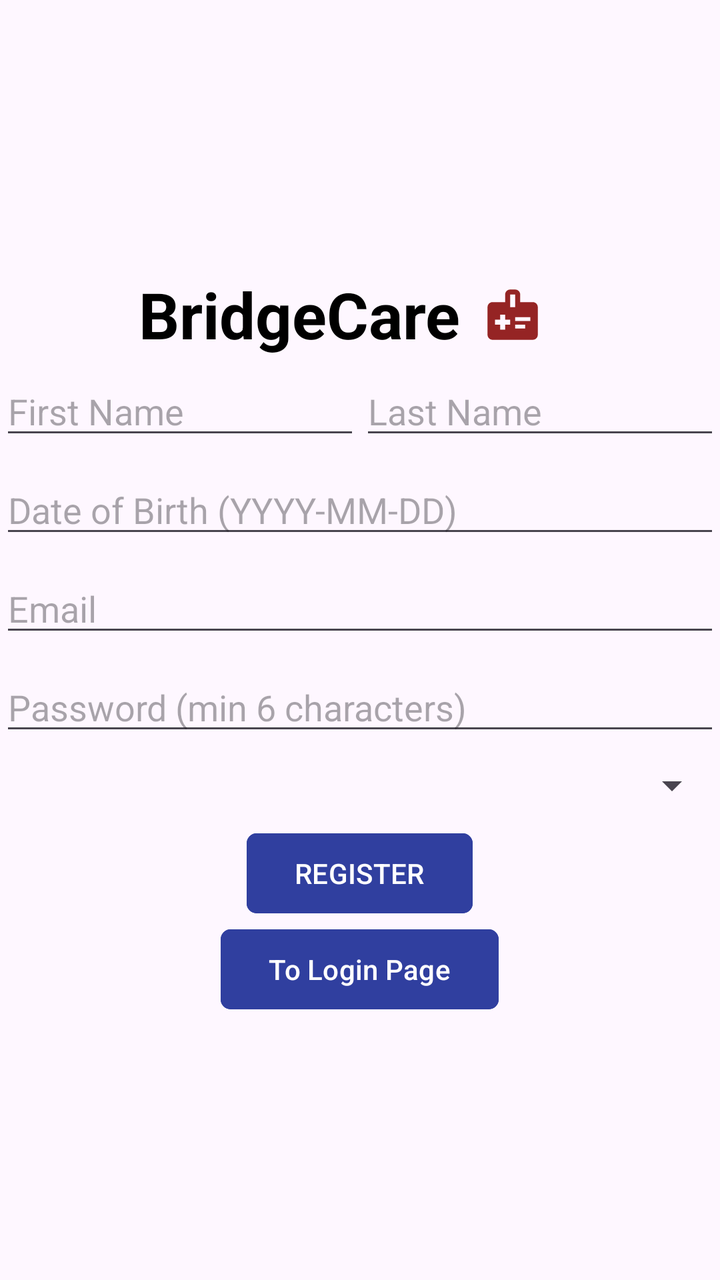
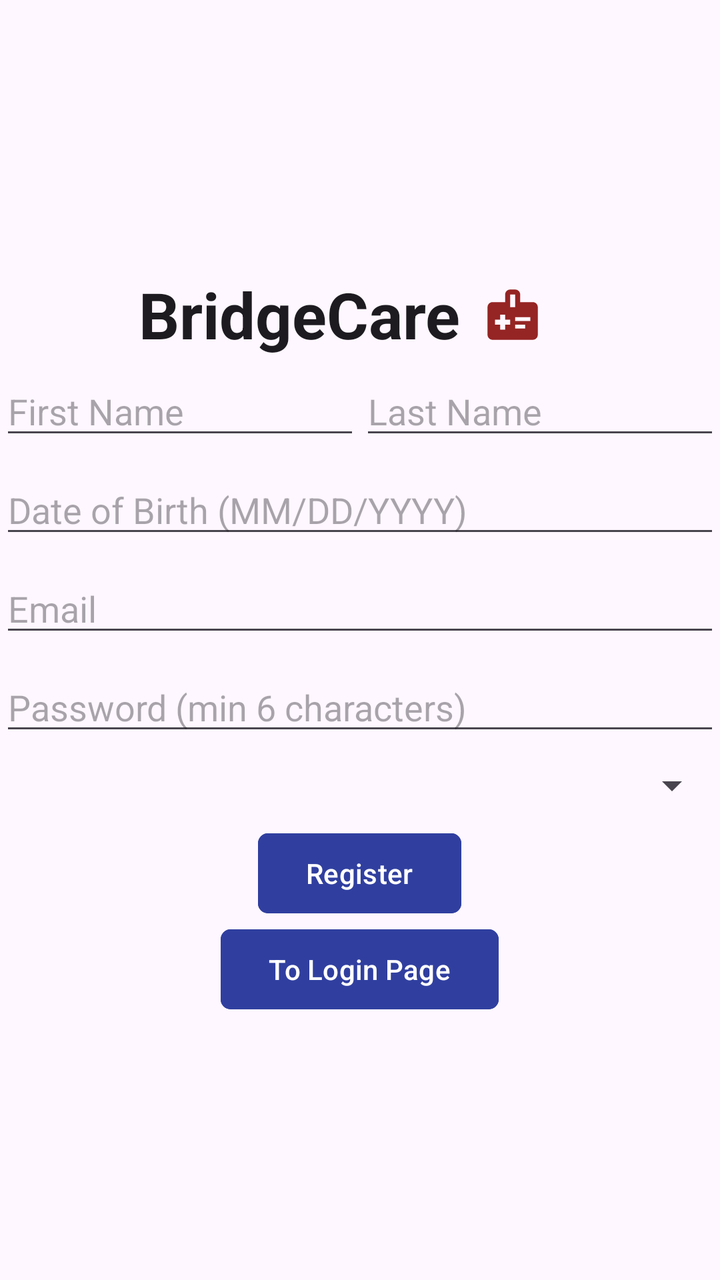

Compare the two renders of this Android layout. The source of the first and the diff that turns it into the second are given below.
<!-- AndroidManifest.xml: activity theme Theme.BridgeCare -->
<!-- res/layout/activity_register.xml -->
<?xml version="1.0" encoding="utf-8"?>
<LinearLayout xmlns:android="http://schemas.android.com/apk/res/android"
    xmlns:tools="http://schemas.android.com/tools"
    xmlns:app="http://schemas.android.com/apk/res-auto"
    android:id="@+id/main"
    android:layout_width="match_parent"
    android:layout_height="match_parent"
    android:orientation="vertical"
    android:layout_margin="16dp"
    android:gravity="center"
    tools:context=".RegisterActivity">

    <LinearLayout
        android:layout_width="match_parent"
        android:layout_height="wrap_content"
        android:orientation="horizontal"
        android:gravity="center">

        <TextView
            android:id="@+id/labelBridgeCare"
            android:layout_width="wrap_content"
            android:layout_height="wrap_content"
            android:gravity="center_vertical"
            android:text="BridgeCare"
            android:textSize="32sp"
            android:textStyle="bold"
            android:textColor="#000000" />

        <ImageView
            android:id="@+id/imageLogo"
            android:layout_width="52dp"
            android:layout_height="52dp"
            android:src="@drawable/care_connect_image_foreground"
            android:contentDescription="Logo"
            android:layout_marginEnd="8dp" />
    </LinearLayout>

    <LinearLayout
        android:layout_width="match_parent"
        android:layout_height="wrap_content"
        android:orientation="horizontal"
        android:layout_marginBottom="8dp">

        <EditText
            android:id="@+id/editTextFirstName"
            android:layout_width="0dp"
            android:layout_height="wrap_content"
            android:layout_weight="1"
            android:hint="First Name"
            android:inputType="textPersonName" />

        <EditText
            android:id="@+id/editTextLastName"
            android:layout_width="0dp"
            android:layout_height="wrap_content"
            android:layout_weight="1"
            android:hint="Last Name"
            android:inputType="textPersonName" />
    </LinearLayout>

    <EditText
        android:id="@+id/editTextDob"
        android:layout_width="match_parent"
        android:layout_height="wrap_content"
        android:layout_marginBottom="8dp"
        android:focusable="false"
        android:hint="Date of Birth (YYYY-MM-DD)"
        android:inputType="date" />

    <EditText
        android:id="@+id/editTextEmail"
        android:layout_width="match_parent"
        android:layout_height="wrap_content"
        android:layout_marginBottom="8dp"
        android:hint="Email"
        android:inputType="textEmailAddress" />

    <EditText
        android:id="@+id/editTextPassword"
        android:layout_width="match_parent"
        android:layout_height="wrap_content"
        android:layout_marginBottom="8dp"
        android:hint="@string/password_hint"
        android:inputType="textPassword" />

    <Spinner
        android:id="@+id/spinnerRole"
        android:layout_width="match_parent"
        android:layout_height="wrap_content"
        android:layout_marginBottom="8dp" />

    <EditText
        android:id="@+id/editTextPhysicianInviteCode"
        android:layout_width="match_parent"
        android:layout_height="wrap_content"
        android:layout_marginBottom="8dp"
        android:hint="@string/physician_invite_code_hint"
        android:inputType="textPassword"
        android:visibility="gone" />

    <ProgressBar
        android:id="@+id/authProgressBar"
        android:layout_width="wrap_content"
        android:layout_height="wrap_content"
        android:layout_marginBottom="8dp"
        android:visibility="gone" />

    <Button
        android:id="@+id/buttonRegister"
        android:layout_width="wrap_content"
        android:layout_height="wrap_content"
        android:text="REGISTER"
        android:backgroundTint="#303F9F"
        app:cornerRadius="5dp"/>

    <Button
        android:id="@+id/toLoginPage"
        android:layout_width="wrap_content"
        android:layout_height="wrap_content"
        android:text="To Login Page"
        android:backgroundTint="#303F9F"
        app:cornerRadius="5dp"/>

</LinearLayout>
<!-- resources referenced by this layout -->
<resources>
  <!-- drawable care_connect_image_foreground (drawable) -->
  <vector xmlns:android="http://schemas.android.com/apk/res/android"
      android:width="108dp"
      android:height="108dp"
      android:viewportWidth="24"
      android:viewportHeight="24"
      android:tint="#952424">
    <group android:scaleX="0.58"
        android:scaleY="0.58"
        android:translateX="5.04"
        android:translateY="5.04">
      <path
          android:fillColor="@android:color/white"
          android:pathData="M20,7h-5V4c0,-1.1 -0.9,-2 -2,-2h-2C9.9,2 9,2.9 9,4v3H4C2.9,7 2,7.9 2,9v11c0,1.1 0.9,2 2,2h16c1.1,0 2,-0.9 2,-2V9C22,7.9 21.1,7 20,7zM11,4h2v5h-2V4zM11,16H9v2H7v-2H5v-2h2v-2h2v2h2V16zM13,14.5V13h6v1.5H13zM13,17.5V16h4v1.5H13z"/>
    </group>
  </vector>
  <string name="password_hint">Password (min 6 characters)</string>
  <string name="physician_invite_code_hint">Physician invite code</string>
  <style name="Theme.BridgeCare" parent="Base.Theme.BridgeCare" />
  <style name="Base.Theme.BridgeCare" parent="Theme.Material3.DayNight.NoActionBar">
          
          
      </style>
</resources>

<!-- the commit's change to res/layout/activity_register.xml (unified diff, before → after) -->
@@ -21,17 +21,17 @@
             android:layout_width="wrap_content"
             android:layout_height="wrap_content"
             android:gravity="center_vertical"
-            android:text="BridgeCare"
+            android:text="@string/app_name"
             android:textSize="32sp"
             android:textStyle="bold"
-            android:textColor="#000000" />
+            android:textColor="?android:attr/textColorPrimary" />
 
         <ImageView
             android:id="@+id/imageLogo"
             android:layout_width="52dp"
             android:layout_height="52dp"
             android:src="@drawable/care_connect_image_foreground"
-            android:contentDescription="Logo"
+            android:contentDescription="@string/cd_app_logo"
             android:layout_marginEnd="8dp" />
     </LinearLayout>
 
@@ -46,7 +46,7 @@
             android:layout_width="0dp"
             android:layout_height="wrap_content"
             android:layout_weight="1"
-            android:hint="First Name"
+            android:hint="@string/first_name_hint"
             android:inputType="textPersonName" />
 
         <EditText
@@ -54,7 +54,7 @@
             android:layout_width="0dp"
             android:layout_height="wrap_content"
             android:layout_weight="1"
-            android:hint="Last Name"
+            android:hint="@string/last_name_hint"
             android:inputType="textPersonName" />
     </LinearLayout>
 
@@ -64,7 +64,7 @@
         android:layout_height="wrap_content"
         android:layout_marginBottom="8dp"
         android:focusable="false"
-        android:hint="Date of Birth (YYYY-MM-DD)"
+        android:hint="@string/dob_hint"
         android:inputType="date" />
 
     <EditText
@@ -72,7 +72,7 @@
         android:layout_width="match_parent"
         android:layout_height="wrap_content"
         android:layout_marginBottom="8dp"
-        android:hint="Email"
+        android:hint="@string/email_hint"
         android:inputType="textEmailAddress" />
 
     <EditText
@@ -109,7 +109,7 @@
         android:id="@+id/buttonRegister"
         android:layout_width="wrap_content"
         android:layout_height="wrap_content"
-        android:text="REGISTER"
+        android:text="@string/register"
         android:backgroundTint="#303F9F"
         app:cornerRadius="5dp"/>
 
@@ -117,7 +117,7 @@
         android:id="@+id/toLoginPage"
         android:layout_width="wrap_content"
         android:layout_height="wrap_content"
-        android:text="To Login Page"
+        android:text="@string/to_login_page"
         android:backgroundTint="#303F9F"
         app:cornerRadius="5dp"/>
 
<!-- resource entries referenced after the edit -->
@@ -16,8 +16,16 @@
           android:pathData="M20,7h-5V4c0,-1.1 -0.9,-2 -2,-2h-2C9.9,2 9,2.9 9,4v3H4C2.9,7 2,7.9 2,9v11c0,1.1 0.9,2 2,2h16c1.1,0 2,-0.9 2,-2V9C22,7.9 21.1,7 20,7zM11,4h2v5h-2V4zM11,16H9v2H7v-2H5v-2h2v-2h2v2h2V16zM13,14.5V13h6v1.5H13zM13,17.5V16h4v1.5H13z"/>
     </group>
   </vector>
+  <string name="app_name">BridgeCare</string>
+  <string name="cd_app_logo">BridgeCare logo</string>
+  <string name="dob_hint">Date of Birth (MM/DD/YYYY)</string>
+  <string name="email_hint">Email</string>
+  <string name="first_name_hint">First Name</string>
+  <string name="last_name_hint">Last Name</string>
   <string name="password_hint">Password (min 6 characters)</string>
   <string name="physician_invite_code_hint">Physician invite code</string>
+  <string name="register">Register</string>
+  <string name="to_login_page">To Login Page</string>
   <style name="Theme.BridgeCare" parent="Base.Theme.BridgeCare" />
   <style name="Base.Theme.BridgeCare" parent="Theme.Material3.DayNight.NoActionBar">
           
